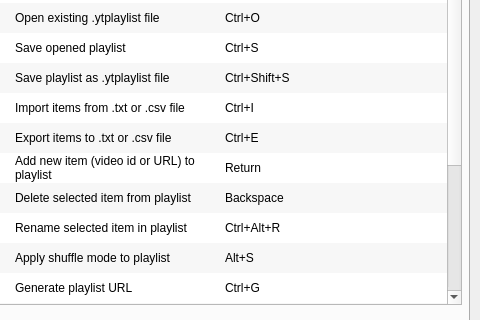
Qt form src/main/resources/base/forms/settings_dialog.ui (christianhofmanncodes/youtube-playlist-generator) before a commit; both pictures show x 221 to 701 and y 102 to 422 of the 701 by 536 pixel window.
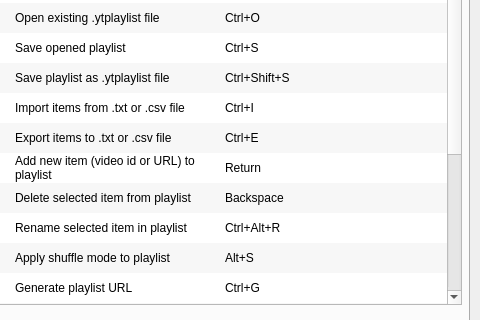
The same form after that commit. The open tabs and pages were chosen to show the change.

Commit message: Add search function, add Polish translation, extract playlist items from playlist URL, update README.md accordingly, add new SearchResultsDialog to show search results

Diff of the .ui file:
```diff
--- a/src/main/resources/base/forms/settings_dialog.ui
+++ b/src/main/resources/base/forms/settings_dialog.ui
@@ -245,6 +245,9 @@
        <verstretch>0</verstretch>
       </sizepolicy>
      </property>
+     <property name="sizeAdjustPolicy">
+      <enum>QAbstractScrollArea::AdjustToContents</enum>
+     </property>
      <property name="showDropIndicator" stdset="0">
       <bool>false</bool>
      </property>
@@ -398,6 +401,11 @@
        <string>copyURL</string>
       </property>
      </row>
+     <row>
+      <property name="text">
+       <string>searchVideo</string>
+      </property>
+     </row>
      <column>
       <property name="text">
        <string>Command</string>
@@ -791,8 +799,29 @@
        <string>Ctrl+U</string>
       </property>
      </item>
+     <item row="18" column="0">
+      <property name="text">
+       <string>searchVideo</string>
+      </property>
+      <property name="flags">
+       <set>ItemIsSelectable|ItemIsEnabled</set>
+      </property>
+     </item>
+     <item row="18" column="1">
+      <property name="text">
+       <string>Search for videos by its title</string>
+      </property>
+      <property name="flags">
+       <set>ItemIsSelectable|ItemIsEnabled</set>
+      </property>
+     </item>
+     <item row="18" column="2">
+      <property name="text">
+       <string>Ctrl+Alt+S</string>
+      </property>
+     </item>
     </widget>
-    <widget class="QWidget" name="">
+    <widget class="QWidget" name="layoutWidget">
      <property name="geometry">
       <rect>
        <x>10</x>
```
Left out of the diff: 5 changed lines with no effect on the pictures. The commit also changes 20 other files.
